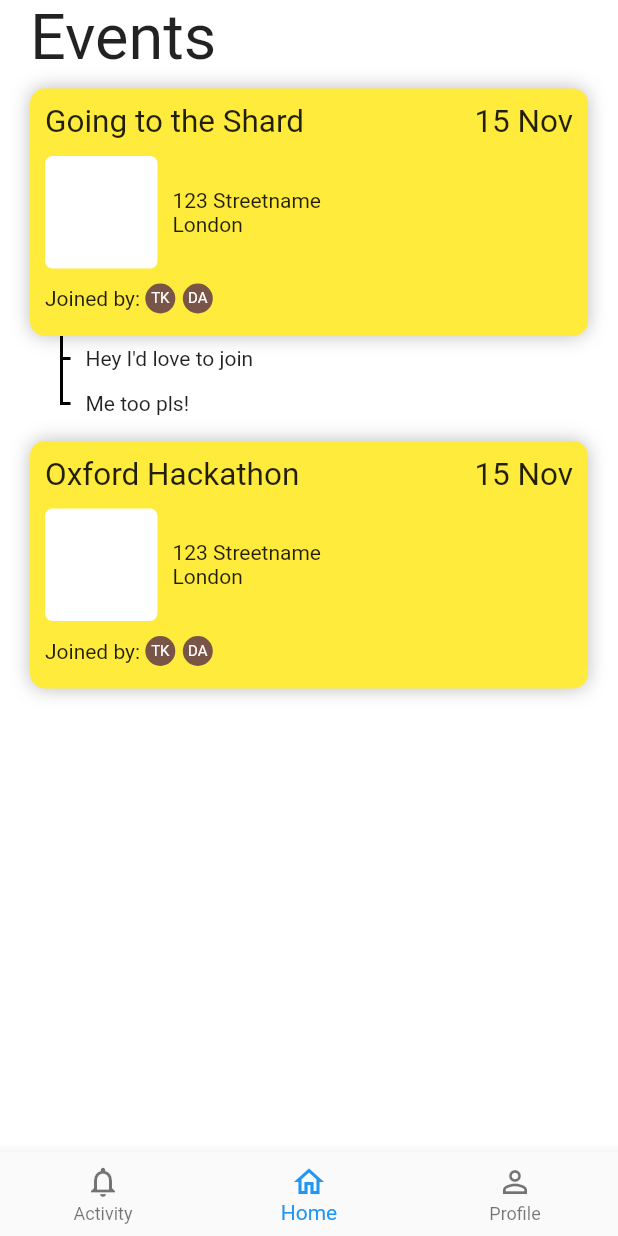
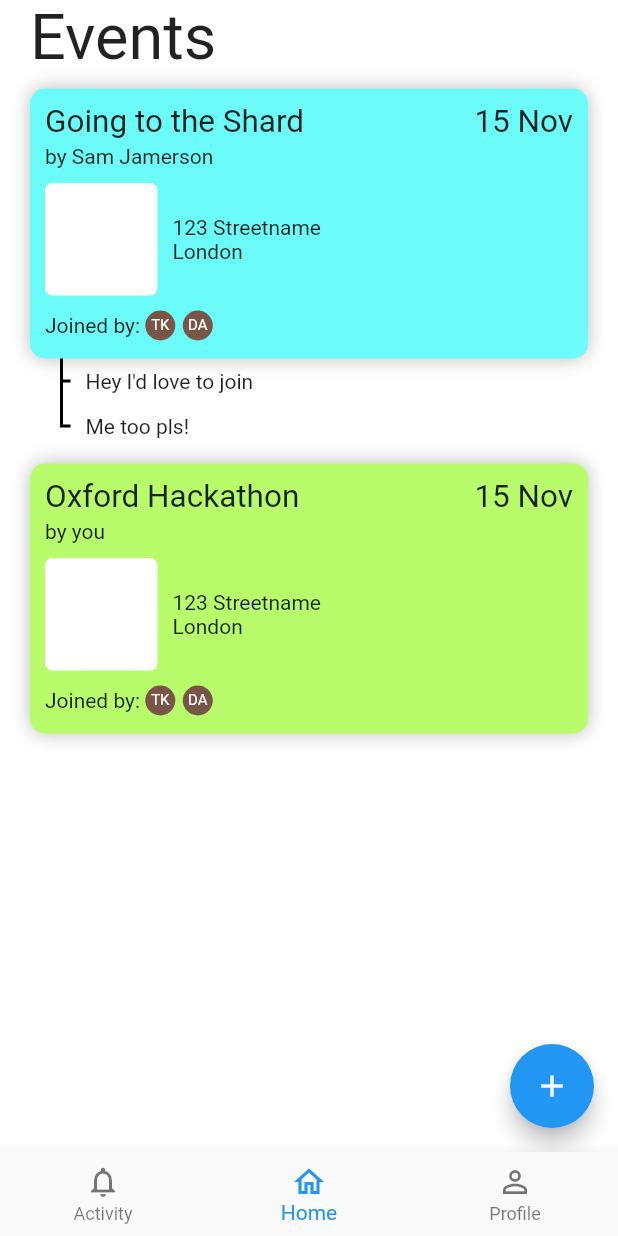
Before and after one commit to tkkotee/Oxford-Hack-22, a Flutter app: the screen it shows after launch, on a phone screen of 412 x 824 dp. Run offline on Flutter 3.47's test engine with Material 2 defaults, Android fonts, the light colour scheme and no system bars.

Commit message:
PS: Fleshed out event more

```diff
--- a/oxford_hack_flutter/lib/main.dart
+++ b/oxford_hack_flutter/lib/main.dart
@@ -17,6 +17,7 @@ class MyApp extends StatelessWidget {
       title: 'Flutter Demo',
       theme: ThemeData(
         primarySwatch: Colors.blue,
+        scaffoldBackgroundColor: Colors.white
       ),
       home: const MainView(),
     );
--- a/oxford_hack_flutter/lib/ui/components/comment.dart
+++ b/oxford_hack_flutter/lib/ui/components/comment.dart
@@ -25,7 +25,7 @@ class CommentsWidget extends StatelessWidget {
             crossAxisAlignment: CrossAxisAlignment.start,
             children: comments
                 .map(
-                  (comment) => Container(
+                  (comment) => SizedBox(
                     height: 30,
                     child: Row(
                       crossAxisAlignment: CrossAxisAlignment.center,
--- a/oxford_hack_flutter/lib/ui/components/event_widget.dart
+++ b/oxford_hack_flutter/lib/ui/components/event_widget.dart
@@ -2,26 +2,33 @@ import 'package:flutter/material.dart';
 import 'package:oxford_hack_flutter/ui/components/profile_icon.dart';
 
 class EventWidget extends StatelessWidget {
-  const EventWidget(
-      {super.key,
-      required this.eventTitle,
-      required this.startTime,
-      required this.endTime});
+  const EventWidget({
+    super.key,
+    required this.eventTitle,
+    required this.startTime,
+    required this.endTime,
+    required this.location,
+    this.poster = 'you',
+  });
 
   final String eventTitle;
   final String startTime;
   final String endTime;
+  final String location;
+  final String poster;
 
   @override
   Widget build(BuildContext context) {
     return Padding(
       padding: const EdgeInsets.symmetric(horizontal: 20),
       child: Container(
-        height: 165,
+        height: 180,
         padding: const EdgeInsets.all(10),
         decoration: BoxDecoration(
           borderRadius: BorderRadius.circular(10),
-          color: Colors.yellow,
+          color: poster == 'you'
+              ? Color.fromARGB(255, 185, 252, 107)
+              : Color.fromARGB(255, 107, 252, 250),
           boxShadow: const [
             BoxShadow(
               color: Colors.black26,
@@ -31,6 +38,7 @@ class EventWidget extends StatelessWidget {
           ],
         ),
         child: Column(
+          crossAxisAlignment: CrossAxisAlignment.start,
           children: [
             Row(
               mainAxisAlignment: MainAxisAlignment.spaceBetween,
@@ -45,6 +53,8 @@ class EventWidget extends StatelessWidget {
                 )
               ],
             ),
+            const SizedBox(height: 2),
+            Text('by $poster'),
             const SizedBox(height: 10),
             Row(
               children: [
@@ -52,8 +62,9 @@ class EventWidget extends StatelessWidget {
                   width: 75,
                   height: 75,
                   decoration: BoxDecoration(
-                      borderRadius: BorderRadius.circular(5),
-                      color: Colors.white),
+                    borderRadius: BorderRadius.circular(5),
+                    color: Colors.white,
+                  ),
                 ),
                 const SizedBox(width: 10),
                 const Text('123 Streetname\nLondon'),
--- a/oxford_hack_flutter/lib/ui/pages/home_page.dart
+++ b/oxford_hack_flutter/lib/ui/pages/home_page.dart
@@ -1,6 +1,7 @@
 import 'package:flutter/material.dart';
 import 'package:oxford_hack_flutter/ui/components/comment.dart';
 import 'package:oxford_hack_flutter/ui/components/event_widget.dart';
+import 'package:oxford_hack_flutter/ui/components/new_event_form.dart';
 
 class HomePage extends StatelessWidget {
   const HomePage({super.key});
@@ -8,20 +9,32 @@ class HomePage extends StatelessWidget {
   @override
   Widget build(BuildContext context) {
     return SafeArea(
-      child: Container(
+      child: Scaffold(
+        floatingActionButton: FloatingActionButton(
+          onPressed: () {
+            showDialog(
+              context: context,
+              builder: (BuildContext context) => const Dialog(
+                child: NewEventForm(),
+              ),
+            );
+          },
+          child: const Icon(Icons.add),
+        ),
+        body: Container(
           // height: double.infinity,
           color: Colors.white,
           child: Column(
             crossAxisAlignment: CrossAxisAlignment.start,
             children: [
-            Padding(
-              padding: const EdgeInsets.symmetric(horizontal: 20),
+              const Padding(
+                padding: EdgeInsets.symmetric(horizontal: 20),
                 child: Text(
                   'Events',
                   textScaleFactor: 3,
                 ),
               ),
-            SizedBox(height: 10),
+              const SizedBox(height: 10),
               Expanded(
                 child: ListView(
                   children: const [
@@ -29,6 +42,8 @@ class HomePage extends StatelessWidget {
                       eventTitle: 'Going to the Shard',
                       startTime: '',
                       endTime: '',
+                      location: '',
+                      poster: 'Sam Jamerson',
                     ),
                     CommentsWidget(
                       comments: [
@@ -41,13 +56,16 @@ class HomePage extends StatelessWidget {
                       eventTitle: 'Oxford Hackathon',
                       startTime: '',
                       endTime: '',
+                      location: '',
                     ),
+                    SizedBox(height: 20),
                   ],
                 ),
               ),
             ],
           ),
         ),
+      ),
     );
   }
 }
```
Also changed, not shown: oxford_hack_flutter/lib/ui/components/new_event_form.dart (added, +50 -0 lines). Lines whose indentation alone changed are shown as unchanged.
